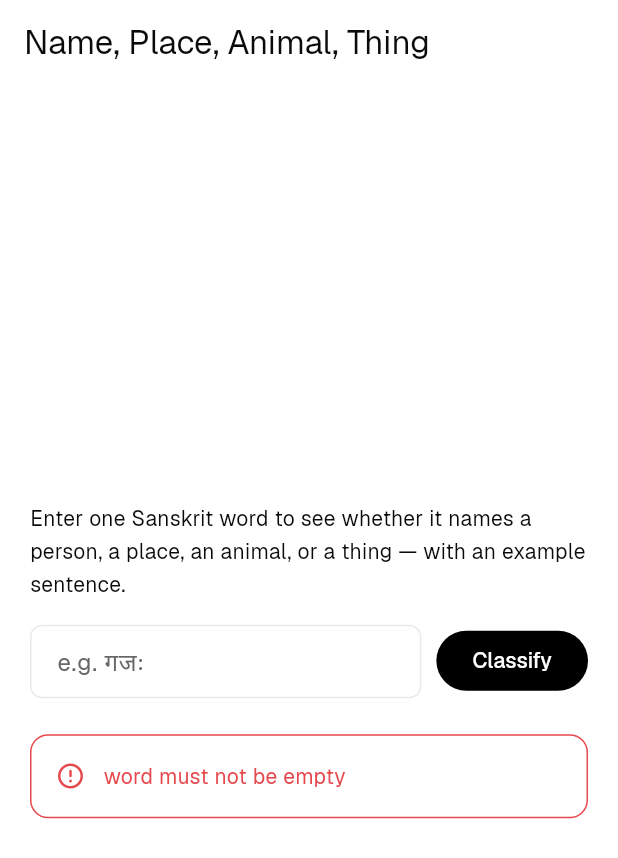
After one commit to KIVOX-dev/NLP-LLM, a Flutter app: the WordClassifyScreen screen opened by its route, after a tap on "Classify", on a phone screen of 412 x 824 dp. The commit adds this screen. Shown: the top 858 px of the screen. Run offline on Flutter 3.47's test engine with Material 3 defaults, Android fonts, the phone set to English and light mode, and no system bars; our stand-ins replace dio, flutter_riverpod, flutter_secure_storage, go_router, google_fonts; missing offline and left inert: dart_frog_api; accounts and stored records are empty.

Commit message:
feat: implement word classification feature with LLM-backed API and Flutter UI

```diff
--- a/apps/flutter_app/lib/core/network/api_client.dart
+++ b/apps/flutter_app/lib/core/network/api_client.dart
@@ -63,6 +63,11 @@ class ApiClient {
 
   Future<Map<String, dynamic>> getDictionaryEntry(String word) => _get('/dictionary/${Uri.encodeComponent(word)}');
 
+  Future<WordClassificationResponse> classifyWord(String word) async {
+    final json = await _post('/word-classify', WordClassificationRequest(word: word).toJson());
+    return WordClassificationResponse.fromJson(json);
+  }
+
   Future<Map<String, dynamic>> analyzeSandhi(String text) => _post('/sandhi', {'text': text});
 
   Future<Map<String, dynamic>> getPronunciation(String text) => _post('/pronunciation', {'text': text});
--- a/apps/flutter_app/lib/core/router/app_router.dart
+++ b/apps/flutter_app/lib/core/router/app_router.dart
@@ -1,14 +1,16 @@
 import 'package:go_router/go_router.dart';
 
 import '../../features/chat/presentation/screens/chat_screen.dart';
+import '../../features/word_classify/presentation/screens/word_classify_screen.dart';
 
-/// Single route today; named routes for dictionary/settings/saved
-/// translations are the natural next additions as those screens are built
-/// (see docs/BUILD_PHASES.md) — go_router is wired in now so that growth
-/// doesn't require a routing migration later.
+/// Named routes for dictionary/settings/saved translations are the natural
+/// next additions as those screens are built (see docs/BUILD_PHASES.md) —
+/// go_router is wired in now so that growth doesn't require a routing
+/// migration later.
 final appRouter = GoRouter(
   initialLocation: '/',
   routes: [
     GoRoute(path: '/', builder: (context, state) => const ChatScreen()),
+    GoRoute(path: '/word-classify', builder: (context, state) => const WordClassifyScreen()),
   ],
 );
--- a/apps/flutter_app/lib/features/chat/presentation/screens/chat_screen.dart
+++ b/apps/flutter_app/lib/features/chat/presentation/screens/chat_screen.dart
@@ -1,5 +1,6 @@
 import 'package:flutter/material.dart';
 import 'package:flutter_riverpod/flutter_riverpod.dart';
+import 'package:go_router/go_router.dart';
 import 'package:shared_models/shared_models.dart';
 
 import '../../../../core/config/app_config.dart';
@@ -129,6 +130,11 @@ class _TopBar extends StatelessWidget {
             child: Text(AppConfig.appName, style: Theme.of(context).textTheme.titleMedium),
           ),
           IconButton(
+            icon: const Icon(Icons.quiz_outlined),
+            tooltip: 'Name, Place, Animal, Thing',
+            onPressed: () => context.push('/word-classify'),
+          ),
+          IconButton(
             icon: const Icon(Icons.settings_outlined),
             tooltip: 'Settings',
             onPressed: () {},
--- /dev/null
+++ b/apps/flutter_app/lib/features/word_classify/presentation/providers/word_classify_controller.dart
@@ -0,0 +1,62 @@
+import 'package:flutter_riverpod/flutter_riverpod.dart';
+import 'package:shared_models/shared_models.dart';
+
+import '../../../../core/network/api_client.dart';
+import '../../../../core/providers/core_providers.dart';
+
+enum WordClassifyStatus { idle, loading, loaded, error }
+
+class WordClassifyState {
+  const WordClassifyState({
+    this.status = WordClassifyStatus.idle,
+    this.result,
+    this.errorMessage,
+  });
+
+  final WordClassifyStatus status;
+  final WordClassificationResponse? result;
+  final String? errorMessage;
+
+  WordClassifyState copyWith({
+    WordClassifyStatus? status,
+    WordClassificationResponse? result,
+    String? errorMessage,
+  }) =>
+      WordClassifyState(
+        status: status ?? this.status,
+        result: result ?? this.result,
+        errorMessage: errorMessage,
+      );
+}
+
+/// Drives the word-classify screen: sends one Sanskrit word to
+/// `POST /word-classify` and renders its category + example sentence.
+class WordClassifyController extends StateNotifier<WordClassifyState> {
+  WordClassifyController(this._apiClient) : super(const WordClassifyState());
+
+  final ApiClient _apiClient;
+
+  Future<void> classify(String word) async {
+    final trimmed = word.trim();
+    final errors = WordClassificationRequest(word: trimmed).validate();
+    if (errors.isNotEmpty) {
+      state = state.copyWith(status: WordClassifyStatus.error, errorMessage: errors.join('; '));
+      return;
+    }
+
+    state = state.copyWith(status: WordClassifyStatus.loading);
+    try {
+      final result = await _apiClient.classifyWord(trimmed);
+      state = state.copyWith(status: WordClassifyStatus.loaded, result: result);
+    } on ApiException catch (e) {
+      state = state.copyWith(status: WordClassifyStatus.error, errorMessage: e.message);
+    }
+  }
+
+  void clear() => state = const WordClassifyState();
+}
+
+final wordClassifyControllerProvider =
+    StateNotifierProvider<WordClassifyController, WordClassifyState>((ref) {
+  return WordClassifyController(ref.watch(apiClientProvider));
+});
--- /dev/null
+++ b/apps/flutter_app/lib/features/word_classify/presentation/screens/word_classify_screen.dart
@@ -0,0 +1,187 @@
+import 'package:flutter/material.dart';
+import 'package:flutter_riverpod/flutter_riverpod.dart';
+import 'package:shared_models/shared_models.dart';
+
+import '../providers/word_classify_controller.dart';
+
+/// "Name, Place, Animal, Thing" screen: type one Sanskrit word, see which of
+/// the four categories it falls into plus one grounded example sentence.
+class WordClassifyScreen extends ConsumerStatefulWidget {
+  const WordClassifyScreen({super.key});
+
+  @override
+  ConsumerState<WordClassifyScreen> createState() => _WordClassifyScreenState();
+}
+
+class _WordClassifyScreenState extends ConsumerState<WordClassifyScreen> {
+  final _controller = TextEditingController();
+
+  @override
+  void dispose() {
+    _controller.dispose();
+    super.dispose();
+  }
+
+  void _submit() {
+    ref.read(wordClassifyControllerProvider.notifier).classify(_controller.text);
+  }
+
+  @override
+  Widget build(BuildContext context) {
+    final state = ref.watch(wordClassifyControllerProvider);
+    final isLoading = state.status == WordClassifyStatus.loading;
+
+    return Scaffold(
+      appBar: AppBar(title: const Text('Name, Place, Animal, Thing')),
+      body: Center(
+        child: ConstrainedBox(
+          constraints: const BoxConstraints(maxWidth: 560),
+          child: SingleChildScrollView(
+            padding: const EdgeInsets.all(20),
+            child: Column(
+              crossAxisAlignment: CrossAxisAlignment.stretch,
+              children: [
+                Text(
+                  'Enter one Sanskrit word to see whether it names a person, a '
+                  'place, an animal, or a thing — with an example sentence.',
+                  style: Theme.of(context).textTheme.bodyMedium,
+                ),
+                const SizedBox(height: 16),
+                Row(
+                  crossAxisAlignment: CrossAxisAlignment.start,
+                  children: [
+                    Expanded(
+                      child: TextField(
+                        controller: _controller,
+                        enabled: !isLoading,
+                        textInputAction: TextInputAction.done,
+                        onSubmitted: (_) => _submit(),
+                        decoration: const InputDecoration(hintText: 'e.g. गजः'),
+                      ),
+                    ),
+                    const SizedBox(width: 10),
+                    FilledButton(
+                      onPressed: isLoading ? null : _submit,
+                      child: isLoading
+                          ? const SizedBox(
+                              width: 18,
+                              height: 18,
+                              child: CircularProgressIndicator(strokeWidth: 2),
+                            )
+                          : const Text('Classify'),
+                    ),
+                  ],
+                ),
+                const SizedBox(height: 24),
+                if (state.status == WordClassifyStatus.error)
+                  _ErrorCard(message: state.errorMessage ?? 'Something went wrong.')
+                else if (state.status == WordClassifyStatus.loaded && state.result != null)
+                  _ResultCard(result: state.result!),
+              ],
+            ),
+          ),
+        ),
+      ),
+    );
+  }
+}
+
+class _ResultCard extends StatelessWidget {
+  const _ResultCard({required this.result});
+
+  final WordClassificationResponse result;
+
+  static const _categoryLabels = {
+    WordCategory.name: 'Name',
+    WordCategory.place: 'Place',
+    WordCategory.animal: 'Animal',
+    WordCategory.thing: 'Thing',
+  };
+
+  static const _categoryIcons = {
+    WordCategory.name: Icons.badge_outlined,
+    WordCategory.place: Icons.place_outlined,
+    WordCategory.animal: Icons.pets_outlined,
+    WordCategory.thing: Icons.category_outlined,
+  };
+
+  @override
+  Widget build(BuildContext context) {
+    final theme = Theme.of(context);
+    return Container(
+      padding: const EdgeInsets.all(16),
+      decoration: BoxDecoration(
+        border: Border.all(color: theme.dividerColor),
+        borderRadius: BorderRadius.circular(12),
+      ),
+      child: Column(
+        crossAxisAlignment: CrossAxisAlignment.start,
+        children: [
+          Row(
+            children: [
+              Text(result.word, style: theme.textTheme.headlineSmall),
+              if (result.iast.isNotEmpty) ...[
+                const SizedBox(width: 8),
+                Text(
+                  result.iast,
+                  style: theme.textTheme.titleMedium?.copyWith(fontStyle: FontStyle.italic),
+                ),
+              ],
+            ],
+          ),
+          if (result.englishMeaning.isNotEmpty) ...[
+            const SizedBox(height: 4),
+            Text(result.englishMeaning, style: theme.textTheme.bodyMedium),
+          ],
+          const SizedBox(height: 12),
+          Container(
+            padding: const EdgeInsets.symmetric(horizontal: 10, vertical: 6),
+            decoration: BoxDecoration(
+              borderRadius: BorderRadius.circular(999),
+              border: Border.all(color: theme.dividerColor),
+            ),
+            child: Row(
+              mainAxisSize: MainAxisSize.min,
+              children: [
+                Icon(_categoryIcons[result.category], size: 16),
+                const SizedBox(width: 6),
+                Text(_categoryLabels[result.category] ?? result.category.value),
+              ],
+            ),
+          ),
+          const SizedBox(height: 16),
+          Text('Example', style: theme.textTheme.titleSmall),
+          const SizedBox(height: 6),
+          Text(result.exampleSanskrit, style: theme.textTheme.bodyLarge),
+          const SizedBox(height: 4),
+          Text(result.exampleEnglish, style: theme.textTheme.bodyMedium),
+        ],
+      ),
+    );
+  }
+}
+
+class _ErrorCard extends StatelessWidget {
+  const _ErrorCard({required this.message});
+
+  final String message;
+
+  @override
+  Widget build(BuildContext context) {
+    final error = Theme.of(context).colorScheme.error;
+    return Container(
+      padding: const EdgeInsets.all(16),
+      decoration: BoxDecoration(
+        border: Border.all(color: error),
+        borderRadius: BorderRadius.circular(12),
+      ),
+      child: Row(
+        children: [
+          Icon(Icons.error_outline_rounded, color: error),
+          const SizedBox(width: 12),
+          Expanded(child: Text(message, style: TextStyle(color: error))),
+        ],
+      ),
+    );
+  }
+}
--- a/packages/shared_models/lib/shared_models.dart
+++ b/packages/shared_models/lib/shared_models.dart
@@ -8,3 +8,4 @@ export 'src/grammar_analysis.dart';
 export 'src/translation_request.dart';
 export 'src/translation_response.dart';
 export 'src/word_analysis.dart';
+export 'src/word_classification.dart';
--- /dev/null
+++ b/packages/shared_models/lib/src/word_classification.dart
@@ -0,0 +1,94 @@
+/// Coarse semantic category for a single Sanskrit word — the four buckets
+/// from the classic "Name, Place, Animal, Thing" word game, used by
+/// `POST /api/v1/word-classify`.
+enum WordCategory {
+  name('name'),
+  place('place'),
+  animal('animal'),
+  thing('thing');
+
+  const WordCategory(this.value);
+
+  final String value;
+
+  static WordCategory fromJson(String? value) => WordCategory.values.firstWhere(
+        (c) => c.value == value,
+        orElse: () => WordCategory.thing,
+      );
+}
+
+/// Request body for `POST /api/v1/word-classify`.
+class WordClassificationRequest {
+  const WordClassificationRequest({required this.word});
+
+  /// A single Sanskrit word, Devanagari or IAST.
+  final String word;
+
+  factory WordClassificationRequest.fromJson(Map<String, dynamic> json) =>
+      WordClassificationRequest(word: json['word'] as String? ?? '');
+
+  Map<String, dynamic> toJson() => {'word': word};
+
+  /// Validation errors, empty when the request is well-formed. Kept here
+  /// (rather than only on the server) so the Flutter app can short-circuit
+  /// obviously invalid input before it hits the network.
+  List<String> validate({int maxLength = 100}) {
+    final trimmed = word.trim();
+    final errors = <String>[];
+    if (trimmed.isEmpty) {
+      errors.add('word must not be empty');
+    } else if (trimmed.contains(RegExp(r'\s'))) {
+      errors.add('word must be a single word, not a phrase or sentence');
+    }
+    if (word.length > maxLength) {
+      errors.add('word exceeds maximum length of $maxLength characters');
+    }
+    return errors;
+  }
+}
+
+/// Response body for `POST /api/v1/word-classify`.
+class WordClassificationResponse {
+  const WordClassificationResponse({
+    required this.word,
+    required this.iast,
+    required this.category,
+    required this.englishMeaning,
+    required this.exampleSanskrit,
+    required this.exampleEnglish,
+    this.confidence,
+  });
+
+  final String word;
+  final String iast;
+  final WordCategory category;
+  final String englishMeaning;
+
+  /// A short Sanskrit sentence that uses [word].
+  final String exampleSanskrit;
+
+  /// English translation of [exampleSanskrit].
+  final String exampleEnglish;
+
+  final String? confidence;
+
+  factory WordClassificationResponse.fromJson(Map<String, dynamic> json) => WordClassificationResponse(
+        word: json['word'] as String? ?? '',
+        iast: json['iast'] as String? ?? '',
+        category: WordCategory.fromJson(json['category'] as String?),
+        englishMeaning: json['english_meaning'] as String? ?? '',
+        exampleSanskrit: json['example_sanskrit'] as String? ?? '',
+        exampleEnglish: json['example_english'] as String? ?? '',
+        confidence: json['confidence'] as String?,
+      );
+
+  Map<String, dynamic> toJson() => {
+        'word': word,
+        'iast': iast,
+        'category': category.value,
+        'english_meaning': englishMeaning,
+        'example_sanskrit': exampleSanskrit,
+        'example_english': exampleEnglish,
+        if (confidence != null) 'confidence': confidence,
+      };
+}
--- a/scripts/lib/rotating_llm_provider.dart
+++ b/scripts/lib/rotating_llm_provider.dart
@@ -42,6 +42,10 @@ class RotatingLlmProvider implements LLMProvider {
   Future<LlmResult> generateTrainingExample(LlmTranslationContext context) =>
       _withRotation((p) => p.generateTrainingExample(context));
 
+  @override
+  Future<LlmResult> classifyWord(String word, {Map<String, dynamic>? dictionaryHit}) =>
+      _withRotation((p) => p.classifyWord(word, dictionaryHit: dictionaryHit));
+
   Future<T> _withRotation<T>(Future<T> Function(LLMProvider provider) call) async {
     var attemptsThisPass = 0;
 
--- a/server/dart_frog_api/lib/src/llm/llm_provider.dart
+++ b/server/dart_frog_api/lib/src/llm/llm_provider.dart
@@ -74,4 +74,11 @@ abstract class LLMProvider {
   /// for future fine-tuning data (spec §18, §27). Output must be marked
   /// synthetic/unverified by the caller — this method only generates text.
   Future<LlmResult> generateTrainingExample(LlmTranslationContext context);
+
+  /// Classifies a single Sanskrit word into name/place/animal/thing and
+  /// produces one grounded example sentence — used by
+  /// `POST /api/v1/word-classify`. `dictionaryHit` is an optional grounding
+  /// evidence map (see `VocabularyRepository`), serialized independently of
+  /// the repository layer just like `LlmTranslationContext.dictionaryHits`.
+  Future<LlmResult> classifyWord(String word, {Map<String, dynamic>? dictionaryHit});
 }
--- a/server/dart_frog_api/lib/src/llm/openai_provider.dart
+++ b/server/dart_frog_api/lib/src/llm/openai_provider.dart
@@ -127,6 +127,13 @@ class OpenAIProvider implements LLMProvider {
       ),
     );
   }
+
+  @override
+  Future<LlmResult> classifyWord(String word, {Map<String, dynamic>? dictionaryHit}) => _completeJson(
+        model: _env.openAiModel,
+        systemPrompt: kWordClassificationSystemPrompt,
+        userPrompt: buildWordClassificationUserPrompt(word: word, dictionaryHit: dictionaryHit),
+      );
 
   Future<LlmResult> _completeJson({
     required String model,
--- a/server/dart_frog_api/lib/src/llm/prompts.dart
+++ b/server/dart_frog_api/lib/src/llm/prompts.dart
@@ -201,6 +201,66 @@ determine with reasonable confidence must be null, an empty array, or omitted
 fabricated.
 ''';
 
+/// System prompt for `POST /api/v1/word-classify` — the classic "Name,
+/// Place, Animal, Thing" word-game categorization for a single input word,
+/// plus one grounded example sentence. Distinct from
+/// [kTranslationSystemPrompt] because the input is a single word, not a
+/// sentence, and the output shape is intentionally much smaller.
+const String kWordClassificationSystemPrompt = '''
+You are a Sanskrit lexicon classifier for a single input word (Devanagari or IAST).
+
+Task: classify the word into exactly one of these four categories, in the
+spirit of the classic "Name, Place, Animal, Thing" word game:
+- "name": a proper noun — a person's name, a deity, sage, or other named individual
+- "place": a place name, or a common noun denoting a location (city, region, country, geographic feature)
+- "animal": any animal, bird, insect, or other creature
+- "thing": everything else — objects, concepts, qualities, plants, actions, etc.
+
+Rules:
+- Never invent a meaning you are not reasonably confident in.
+- If the word is ambiguous or you are unsure, still choose the single
+  best-fitting category, and lower "confidence" instead of refusing.
+- You may be given dictionary evidence for the word. Prefer it over your own
+  recollection; if it contradicts your recollection, trust the evidence.
+- The example sentence must be a short, grammatically correct, natural
+  Sanskrit sentence that actually uses the given word (in any correctly
+  inflected form), together with its fluent English translation.
+- Prefer simple, well-formed example sentences over exotic ones.
+
+Respond with a single JSON object only, no prose outside the JSON, matching
+this shape exactly:
+
+{
+  "word": "<the original input word, unmodified>",
+  "iast": "<IAST transliteration of the word>",
+  "category": "name|place|animal|thing",
+  "english_meaning": "<short English gloss of the word>",
+  "example_sanskrit": "<one short Sanskrit sentence using the word>",
+  "example_english": "<English translation of that sentence>",
+  "confidence": "high|medium|low"
+}
+''';
+
+String buildWordClassificationUserPrompt({
+  required String word,
+  Map<String, dynamic>? dictionaryHit,
+}) {
+  final buffer = StringBuffer()
+    ..writeln('Sanskrit word:')
+    ..writeln(word)
+    ..writeln()
+    ..writeln('Dictionary evidence (from MongoDB, may be absent):');
+  if (dictionaryHit == null) {
+    buffer.writeln('(no dictionary match found for this word)');
+  } else {
+    buffer.writeln('- $dictionaryHit');
+  }
+  buffer
+    ..writeln()
+    ..writeln('Classify this word now.');
+  return buffer.toString();
+}
+
 String buildDatasetGenerationUserPrompt({
   required String category,
   required String domain,
```
Also changed, not shown: server/dart_frog_api/lib/src/bootstrap.dart (+7 -0 lines), server/dart_frog_api/lib/src/translation/word_classification_service.dart (added, +64 -0 lines), 4 other files.
